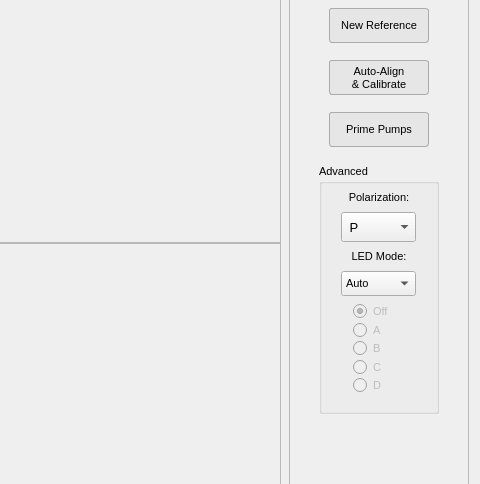
Ludo-affi/Affilabs.core, file Old software/ui/spectroscopy.ui: the form before one commit; both pictures show x 749 to 1229 and y 175 to 659 of the 1229 by 836 pixel window.
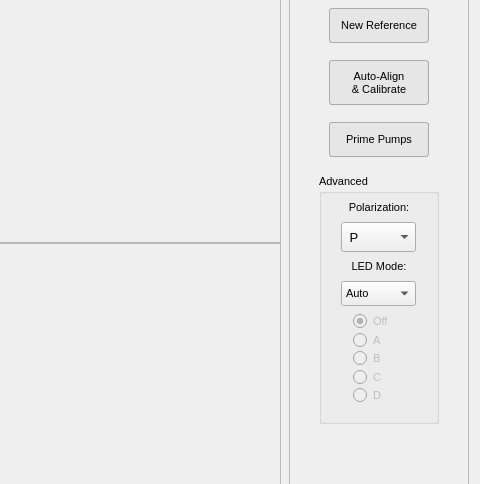
The form after the commit.

```diff
--- a/Old software/ui/spectroscopy.ui
+++ b/Old software/ui/spectroscopy.ui
@@ -445,13 +445,13 @@
         <property name="minimumSize">
          <size>
           <width>100</width>
-          <height>35</height>
+          <height>45</height>
          </size>
         </property>
         <property name="maximumSize">
          <size>
           <width>100</width>
-          <height>40</height>
+          <height>50</height>
          </size>
         </property>
         <property name="font">
```
Left out of the diff: 20 changed lines with no effect on the pictures.
